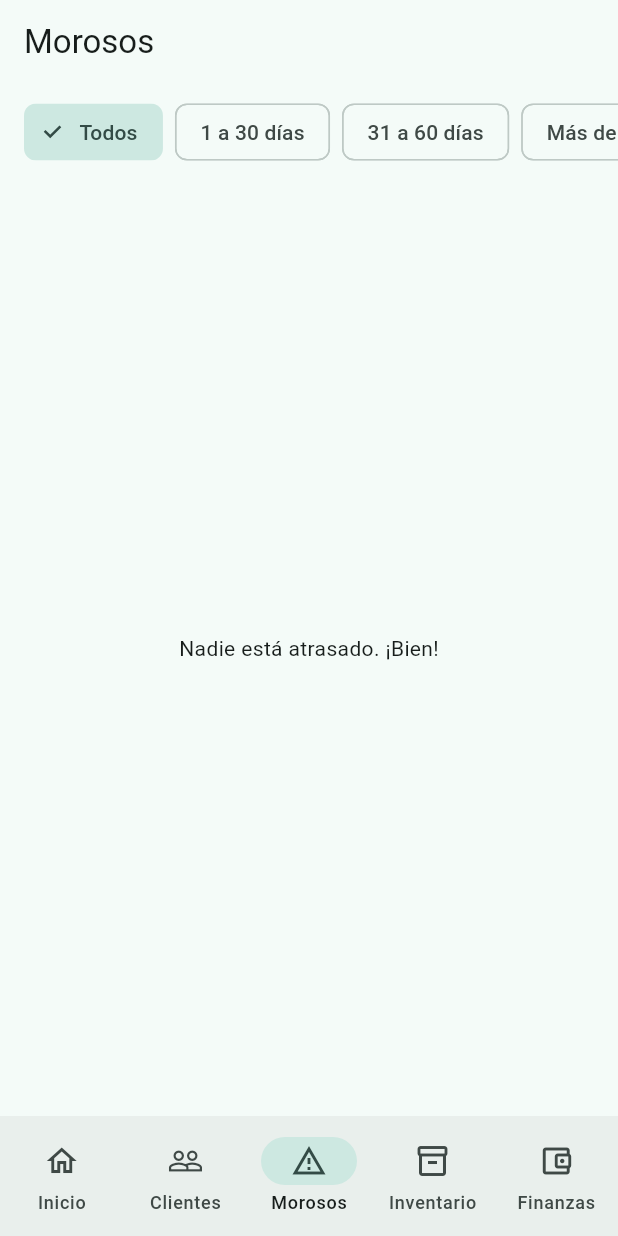
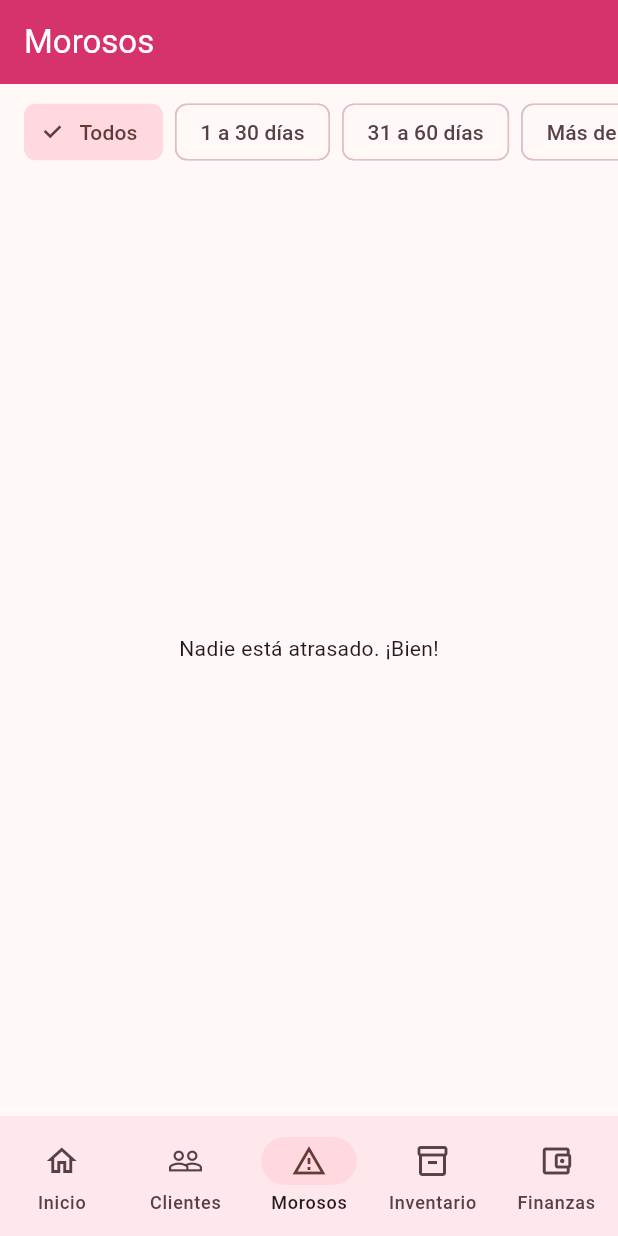
Before and after one commit to carman12/app-reventa, a Flutter app: the screen it shows after launch, after a tap on an icon or button, on a phone screen of 412 x 824 dp. Run offline on Flutter 3.47's test engine with Material 3 defaults, Android fonts, the phone set to English and light mode, and no system bars; our stand-ins replace share_plus; missing offline and left inert: excel.

Commit message:
Paleta de colores más viva: frambuesa y coral
Co-Authored-By: Claude Opus 5.5 (1M context) <noreply@anthropic.com>
Claude-Session: https://claude.ai/code/session_012rFkAGbDEeS51Rx1kaXzE7

```diff
--- a/lib/main.dart
+++ b/lib/main.dart
@@ -6,6 +6,7 @@ import 'package:provider/provider.dart';
 import 'datos/almacen.dart';
 import 'datos/negocio.dart';
 import 'pantallas/inicio.dart';
+import 'tema.dart';
 
 Future<void> main() async {
   WidgetsFlutterBinding.ensureInitialized();
@@ -29,10 +30,7 @@ class AppReventa extends StatelessWidget {
         locale: const Locale('es', 'CO'),
         supportedLocales: const [Locale('es', 'CO')],
         localizationsDelegates: GlobalMaterialLocalizations.delegates,
-        theme: ThemeData(
-          colorSchemeSeed: const Color(0xFF00796B),
-          useMaterial3: true,
-        ),
+        theme: temaMiNegocio(),
         home: const Inicio(),
       ),
     );
--- a/lib/pantallas/resumen.dart
+++ b/lib/pantallas/resumen.dart
@@ -43,10 +43,13 @@ class Resumen extends StatelessWidget {
         padding: const EdgeInsets.all(16),
         children: [
           Row(children: [
-            Expanded(child: _Dato('Por cobrar', pesos(porCobrar), null)),
+            Expanded(
+                child: _Dato('Por cobrar', pesos(porCobrar), null,
+                    fondo: Theme.of(context).colorScheme.primaryContainer)),
             const SizedBox(width: 12),
             Expanded(
-                child: _Dato('Vencido', pesos(vencido), Colors.red.shade700)),
+                child: _Dato('Vencido', pesos(vencido), Colors.red.shade700,
+                    fondo: Theme.of(context).colorScheme.tertiaryContainer)),
           ]),
           const SizedBox(height: 12),
           Card(
@@ -120,11 +123,13 @@ class _Dato extends StatelessWidget {
   final String titulo;
   final String valor;
   final Color? color;
-  const _Dato(this.titulo, this.valor, this.color);
+  final Color? fondo;
+  const _Dato(this.titulo, this.valor, this.color, {this.fondo});
 
   @override
   Widget build(BuildContext context) {
     return Card(
+      color: fondo,
       child: Padding(
         padding: const EdgeInsets.all(16),
         child: Column(
--- /dev/null
+++ b/lib/tema.dart
@@ -0,0 +1,45 @@
+import 'package:flutter/material.dart';
+
+/// Paleta de Mi Negocio: frambuesa como color principal y coral de acento.
+const frambuesa = Color(0xFFD6336C);
+const coral = Color(0xFFFF7A59);
+
+ThemeData temaMiNegocio() {
+  final base = ColorScheme.fromSeed(
+    seedColor: frambuesa,
+    dynamicSchemeVariant: DynamicSchemeVariant.vibrant,
+  );
+  final scheme = base.copyWith(
+    primary: frambuesa,
+    onPrimary: Colors.white,
+    tertiary: coral,
+    tertiaryContainer: const Color(0xFFFFE0D6),
+    onTertiaryContainer: const Color(0xFF6B1F0C),
+  );
+  return ThemeData(
+    colorScheme: scheme,
+    useMaterial3: true,
+    appBarTheme: AppBarTheme(
+      backgroundColor: scheme.primary,
+      foregroundColor: scheme.onPrimary,
+      iconTheme: IconThemeData(color: scheme.onPrimary),
+      actionsIconTheme: IconThemeData(color: scheme.onPrimary),
+    ),
+    tabBarTheme: TabBarThemeData(
+      labelColor: scheme.onPrimary,
+      unselectedLabelColor: scheme.onPrimary.withValues(alpha: 0.75),
+      indicatorColor: scheme.onPrimary,
+      dividerColor: Colors.transparent,
+    ),
+    floatingActionButtonTheme: FloatingActionButtonThemeData(
+      backgroundColor: scheme.tertiary,
+      foregroundColor: Colors.white,
+    ),
+    navigationBarTheme: NavigationBarThemeData(
+      indicatorColor: scheme.primaryContainer,
+    ),
+    chipTheme: ChipThemeData(
+      selectedColor: scheme.primaryContainer,
+    ),
+  );
+}
```
